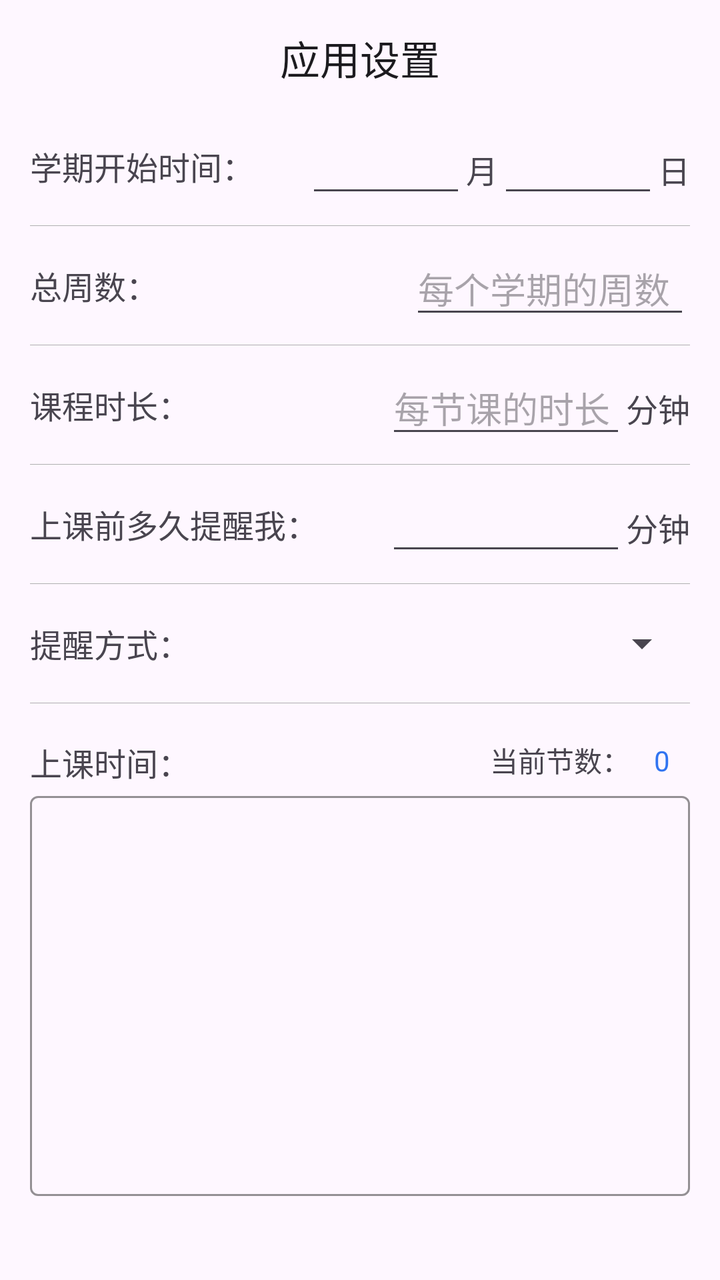
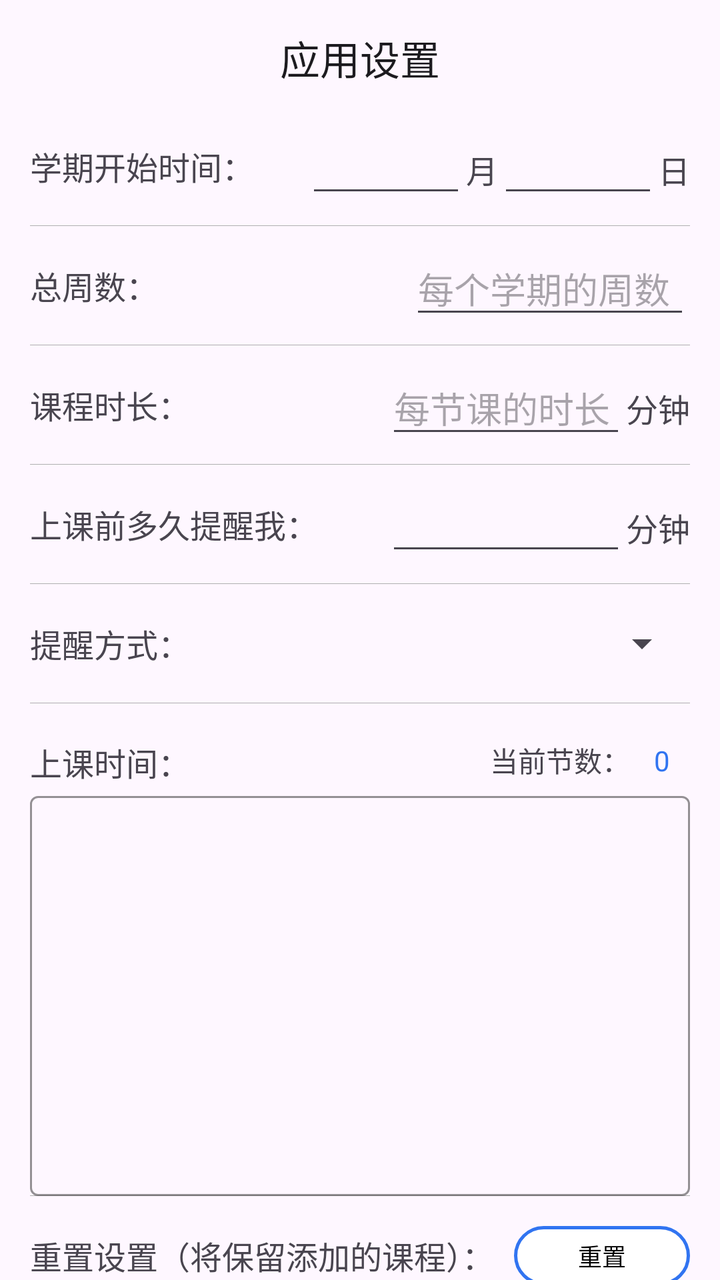

An Android layout rendered at two revisions. The XML below is the earlier revision; the diff shows what the commit changed to produce the second picture.
<!-- AndroidManifest.xml: application theme Theme.ClassSchedule -->
<!-- res/layout/activity_app_settings.xml -->
<?xml version="1.0" encoding="utf-8"?>
<androidx.constraintlayout.widget.ConstraintLayout
        xmlns:android="http://schemas.android.com/apk/res/android"
        xmlns:tools="http://schemas.android.com/tools"
        xmlns:app="http://schemas.android.com/apk/res-auto"
        android:id="@+id/main"
        android:layout_width="match_parent"
        android:layout_height="match_parent"
        android:fitsSystemWindows="true"
        tools:context=".AppSettingsActivity">
    <androidx.constraintlayout.widget.ConstraintLayout
            android:id="@+id/cl_top_bar"
            android:layout_width="match_parent"
            android:layout_height="wrap_content"
            android:layout_marginTop="5dp"
            app:layout_constraintTop_toTopOf="parent">
        <TextView
                android:id="@+id/tv_app_settings"
                android:layout_width="wrap_content"
                android:layout_height="wrap_content"
                android:text="@string/app_settings"
                android:textSize="20sp"
                android:textColor="@color/title_text"
                app:layout_constraintBottom_toBottomOf="parent"
                app:layout_constraintEnd_toEndOf="parent"
                app:layout_constraintStart_toStartOf="parent"
                app:layout_constraintTop_toTopOf="parent"/>
        
        <ImageButton
                android:id="@+id/btn_more"
                android:layout_width="48dp"
                android:layout_height="48dp"
                android:layout_marginEnd="10dp"
                android:background="?attr/selectableItemBackgroundBorderless"
                android:src="@drawable/ic_more_horiz"
                app:layout_constraintBottom_toBottomOf="@id/tv_app_settings"
                app:layout_constraintEnd_toEndOf="parent"
                app:layout_constraintTop_toTopOf="@id/tv_app_settings"
                android:visibility="invisible"
                android:clickable="false"
                app:tint="@color/gray"/>
    </androidx.constraintlayout.widget.ConstraintLayout>
    <ScrollView android:layout_width="match_parent" android:layout_height="0dp"
                android:layout_weight="1"
                android:id="@+id/scroll_view"
                app:layout_constraintTop_toBottomOf="@+id/cl_top_bar">
        <LinearLayout android:layout_width="match_parent" android:layout_height="wrap_content"
                      android:orientation="vertical"
                      android:layout_marginHorizontal="15dp"
                      android:id="@+id/ll_app_settings_container"
                      android:divider="@color/light_gray"
                      android:showDividers="middle">
            <androidx.constraintlayout.widget.ConstraintLayout
                    android:layout_width="match_parent" android:layout_height="60dp"
                    android:orientation="horizontal">
                <TextView android:layout_width="wrap_content" android:layout_height="wrap_content"
                          android:text="@string/term_commencement_time"
                          android:textSize="16sp"
                          app:layout_constraintStart_toStartOf="parent"
                          app:layout_constraintTop_toTopOf="parent"
                          app:layout_constraintBottom_toBottomOf="parent"/>
                <LinearLayout android:layout_width="0dp" android:layout_height="wrap_content"
                              android:orientation="horizontal"
                              android:layout_weight="1"
                              app:layout_constraintTop_toTopOf="parent"
                              app:layout_constraintBottom_toBottomOf="parent"
                              app:layout_constraintEnd_toEndOf="parent">
                    <EditText android:layout_width="80dp" android:layout_height="wrap_content"
                              android:id="@+id/et_term_commencement_time_month"
                              android:hint=""
                              android:inputType="number"
                              android:digits="0123456789"/>
                    <TextView android:layout_width="wrap_content" android:layout_height="wrap_content"
                              android:text="@string/month"
                              android:textSize="16sp"/>
                    <EditText android:layout_width="80dp" android:layout_height="wrap_content"
                              android:id="@+id/et_term_commencement_time_day"
                              android:hint=""
                              android:inputType="number"
                              android:digits="0123456789"/>
                    <TextView android:layout_width="wrap_content" android:layout_height="wrap_content"
                              android:text="@string/day"
                              android:textSize="16sp"/>
                </LinearLayout>
            </androidx.constraintlayout.widget.ConstraintLayout>
            <androidx.constraintlayout.widget.ConstraintLayout
                    android:layout_width="match_parent"
                    android:layout_height="60dp"
                    android:orientation="horizontal">
                <TextView android:layout_width="wrap_content" android:layout_height="wrap_content"
                          android:text="@string/max_weeks"
                          android:textSize="16sp"
                          app:layout_constraintStart_toStartOf="parent"
                          app:layout_constraintTop_toTopOf="parent"
                          app:layout_constraintBottom_toBottomOf="parent"/>
                <EditText android:layout_width="140dp" android:layout_height="wrap_content"
                          android:id="@+id/et_set_max_weeks"
                          android:hint="@string/set_max_weeks_hint"
                          android:inputType="number"
                          android:digits="0123456789"
                          app:layout_constraintTop_toTopOf="parent"
                          app:layout_constraintBottom_toBottomOf="parent"
                          app:layout_constraintEnd_toEndOf="parent"/>
            </androidx.constraintlayout.widget.ConstraintLayout>
            <androidx.constraintlayout.widget.ConstraintLayout
                    android:layout_width="match_parent"
                    android:layout_height="60dp"
                    android:orientation="horizontal">
                <TextView android:layout_width="wrap_content" android:layout_height="wrap_content"
                          android:text="@string/duration_per_lesson"
                          android:textSize="16sp"
                          app:layout_constraintStart_toStartOf="parent"
                          app:layout_constraintTop_toTopOf="parent"
                          app:layout_constraintBottom_toBottomOf="parent"/>
                <LinearLayout android:layout_width="wrap_content" android:layout_height="wrap_content"
                              android:orientation="horizontal"
                              app:layout_constraintTop_toTopOf="parent"
                              app:layout_constraintBottom_toBottomOf="parent"
                              app:layout_constraintEnd_toEndOf="parent">
                    <EditText android:layout_width="120dp" android:layout_height="wrap_content"
                              android:id="@+id/et_set_duration_per_lesson"
                              android:hint="@string/set_duration_per_lesson_hint"
                              android:inputType="number"
                              android:digits="0123456789"
                              app:layout_constraintTop_toTopOf="parent"
                              app:layout_constraintBottom_toBottomOf="parent"
                              app:layout_constraintEnd_toEndOf="parent"/>
                    <TextView android:layout_width="wrap_content" android:layout_height="wrap_content"
                              android:text="@string/minute"
                              android:textSize="16sp"/>
                </LinearLayout>
            </androidx.constraintlayout.widget.ConstraintLayout>
            <androidx.constraintlayout.widget.ConstraintLayout
                    android:layout_width="match_parent"
                    android:layout_height="60dp"
                    android:orientation="horizontal">
                <TextView android:layout_width="wrap_content" android:layout_height="wrap_content"
                          android:text="@string/reminder_time"
                          android:textSize="16sp"
                          app:layout_constraintStart_toStartOf="parent"
                          app:layout_constraintTop_toTopOf="parent"
                          app:layout_constraintBottom_toBottomOf="parent"/>
                <LinearLayout android:layout_width="wrap_content" android:layout_height="wrap_content"
                              android:orientation="horizontal"
                              app:layout_constraintTop_toTopOf="parent"
                              app:layout_constraintBottom_toBottomOf="parent"
                              app:layout_constraintEnd_toEndOf="parent">
                    <EditText android:layout_width="120dp" android:layout_height="wrap_content"
                              android:id="@+id/et_set_reminder_time"
                              android:hint=""
                              android:inputType="number"
                              android:digits="0123456789"
                              app:layout_constraintTop_toTopOf="parent"
                              app:layout_constraintBottom_toBottomOf="parent"
                              app:layout_constraintEnd_toEndOf="parent"/>
                    <TextView android:layout_width="wrap_content" android:layout_height="wrap_content"
                              android:text="@string/minute"
                              android:textSize="16sp"/>
                </LinearLayout>
            </androidx.constraintlayout.widget.ConstraintLayout>
            <androidx.constraintlayout.widget.ConstraintLayout
                    android:layout_width="match_parent"
                    android:layout_height="60dp"
                    android:orientation="horizontal">
                <TextView android:layout_width="wrap_content" android:layout_height="wrap_content"
                          android:text="@string/remind_way"
                          android:textSize="16sp"
                          app:layout_constraintStart_toStartOf="parent"
                          app:layout_constraintTop_toTopOf="parent"
                          app:layout_constraintBottom_toBottomOf="parent"/>
                <Spinner android:layout_width="wrap_content" android:layout_height="wrap_content"
                         android:id="@+id/spn_set_remind_way"
                         app:layout_constraintTop_toTopOf="parent"
                         app:layout_constraintBottom_toBottomOf="parent"
                         app:layout_constraintEnd_toEndOf="parent"/>
            </androidx.constraintlayout.widget.ConstraintLayout>
            <androidx.constraintlayout.widget.ConstraintLayout
                    android:layout_width="match_parent"
                    android:layout_height="wrap_content"
                    android:layout_gravity="start|top"
                    android:orientation="horizontal">
                <TextView android:layout_width="wrap_content" android:layout_height="wrap_content"
                          android:id="@+id/tv_course_time"
                          android:text="@string/course_time"
                          android:textSize="16sp"
                          android:layout_marginTop="18dp"
                          app:layout_constraintStart_toStartOf="parent"
                          app:layout_constraintTop_toTopOf="parent"/>
                <androidx.constraintlayout.widget.ConstraintLayout
                        android:layout_width="wrap_content" android:layout_height="wrap_content"
                        android:id="@+id/ll_current_lessons"
                        android:orientation="horizontal"
                        android:layout_gravity="start"
                        android:layout_marginTop="16sp"
                        app:layout_constraintTop_toTopOf="parent"
                        app:layout_constraintEnd_toEndOf="parent"
                        app:layout_constraintBottom_toTopOf="@+id/til_start_times">
                    <TextView android:layout_width="wrap_content" android:layout_height="wrap_content"
                              android:text="@string/current_lessons"
                              android:layout_marginEnd="30dp"
                              app:layout_constraintEnd_toEndOf="parent"
                              app:layout_constraintTop_toTopOf="parent"
                              app:layout_constraintBottom_toBottomOf="parent"/>
                    <TextView android:layout_width="wrap_content" android:layout_height="wrap_content"
                              android:id="@+id/tv_current_lessons"
                              android:text="@string/zero"
                              android:textColor="@color/main_theme"
                              android:layout_marginEnd="10sp"
                              app:layout_constraintEnd_toEndOf="parent"
                              app:layout_constraintTop_toTopOf="parent"
                              app:layout_constraintBottom_toBottomOf="parent"/>
                </androidx.constraintlayout.widget.ConstraintLayout>
                <com.google.android.material.textfield.TextInputLayout
                        android:id="@+id/til_start_times"
                        style="@style/Widget.Material3.TextInputLayout.OutlinedBox"
                        android:layout_width="match_parent"
                        android:layout_height="wrap_content"
                        android:hint=""
                        app:boxStrokeColor="@color/main_theme"
                        app:hintTextColor="@color/light_gray"
                        app:layout_constraintTop_toBottomOf="@+id/tv_course_time">
                    <com.google.android.material.textfield.TextInputEditText
                            android:id="@+id/et_start_times"
                            android:layout_width="match_parent"
                            android:layout_height="200dp"
                            android:gravity="top"
                            android:inputType="textMultiLine"
                            android:scrollbars="vertical"/>
                </com.google.android.material.textfield.TextInputLayout>
            </androidx.constraintlayout.widget.ConstraintLayout>
        </LinearLayout>
    </ScrollView>
</androidx.constraintlayout.widget.ConstraintLayout>
<!-- resources referenced by this layout -->
<resources>
  <color name="gray">#808080</color>
  <color name="light_gray">#B0B0B0</color>
  <color name="main_theme">#3174F1</color>
  <color name="title_text">#1C1B1F</color>
  <!-- drawable ic_more_horiz (drawable) -->
  <?xml version="1.0" encoding="utf-8"?>
  <vector xmlns:android="http://schemas.android.com/apk/res/android"
          android:width="24dp"
          android:height="24dp"
          android:viewportWidth="24"
          android:viewportHeight="24">
      
      <path
              android:fillColor="#FF000000"
              android:pathData="M6,10c-1.1,0 -2,0.9 -2,2s0.9,2 2,2s2,-0.9 2,-2S7.1,10 6,10zM18,10c-1.1,0 -2,0.9 -2,2s0.9,2 2,2s2,-0.9 2,-2S19.1,10 18,10zM12,10c-1.1,0 -2,0.9 -2,2s0.9,2 2,2s2,-0.9 2,-2S13.1,10 12,10z"/>
  </vector>
  <string name="app_settings">应用设置</string>
  <string name="course_time">上课时间：</string>
  <string name="current_lessons">当前节数：</string>
  <string name="day">日</string>
  <string name="duration_per_lesson">课程时长：</string>
  <string name="max_weeks">总周数：</string>
  <string name="minute">分钟</string>
  <string name="month">月</string>
  <string name="remind_way">提醒方式：</string>
  <string name="reminder_time">上课前多久提醒我：</string>
  <string name="set_duration_per_lesson_hint">每节课的时长</string>
  <string name="set_max_weeks_hint">每个学期的周数</string>
  <string name="term_commencement_time">学期开始时间：</string>
  <string name="zero">0</string>
  <style name="Theme.ClassSchedule" parent="Theme.Material3.DayNight.NoActionBar">
          
          <item name="colorPrimary">@color/purple_500</item>
          <item name="colorPrimaryVariant">@color/purple_700</item>
          <item name="colorOnPrimary">@color/white</item>
          
          <item name="colorSecondary">@color/teal_200</item>
          <item name="colorSecondaryVariant">@color/teal_700</item>
          <item name="colorOnSecondary">@color/black</item>
          
          <item name="android:statusBarColor">?attr/colorPrimaryVariant</item>
          
      </style>
  <color name="purple_500">#FF6200EE</color>
  <color name="purple_700">#FF3700B3</color>
  <color name="white">#FFFFFFFF</color>
  <color name="teal_200">#FF03DAC5</color>
  <color name="teal_700">#FF018786</color>
  <color name="black">#FF000000</color>
</resources>

<!-- the commit's change to res/layout/activity_app_settings.xml (unified diff, before → after) -->
@@ -228,6 +228,40 @@
                             android:scrollbars="vertical"/>
                 </com.google.android.material.textfield.TextInputLayout>
             </androidx.constraintlayout.widget.ConstraintLayout>
+            <androidx.constraintlayout.widget.ConstraintLayout
+                    android:layout_width="match_parent"
+                    android:layout_height="60dp"
+                    android:orientation="horizontal">
+                <TextView android:layout_width="wrap_content" android:layout_height="wrap_content"
+                          android:text="@string/reset_app"
+                          android:textSize="16sp"
+                          app:layout_constraintStart_toStartOf="parent"
+                          app:layout_constraintTop_toTopOf="parent"
+                          app:layout_constraintBottom_toBottomOf="parent"/>
+                <com.google.android.material.button.MaterialButton
+                        android:id="@+id/btn_reset_app"
+                        style="@style/Widget.Material3.Button.OutlinedButton"
+                        android:layout_width="wrap_content"
+                        android:layout_height="wrap_content"
+                        android:layout_gravity="center"
+                        android:text="@string/confirm_reset"
+                        android:textSize="12sp"
+                        android:textColor="@color/black"
+                        android:layout_marginBottom="5dp"
+                        android:paddingHorizontal="10dp"
+                        android:minHeight="30dp"
+                        android:insetTop="5dp"
+                        android:insetBottom="0dp"
+                        app:cornerRadius="20dp"
+                        app:strokeColor="@color/main_theme"
+                        app:strokeWidth="1.5dp"
+                        app:backgroundTint="@color/white"
+                        app:iconTint="@color/main_theme"
+                        app:rippleColor="#20000000"
+                        app:layout_constraintEnd_toEndOf="parent"
+                        app:layout_constraintTop_toTopOf="parent"
+                        app:layout_constraintBottom_toBottomOf="parent"/>
+            </androidx.constraintlayout.widget.ConstraintLayout>
         </LinearLayout>
     </ScrollView>
 </androidx.constraintlayout.widget.ConstraintLayout>
<!-- resource entries referenced after the edit -->
@@ -1,9 +1,11 @@
 <!-- resources referenced by this layout -->
 <resources>
+  <color name="black">#FF000000</color>
   <color name="gray">#808080</color>
   <color name="light_gray">#B0B0B0</color>
   <color name="main_theme">#3174F1</color>
   <color name="title_text">#1C1B1F</color>
+  <color name="white">#FFFFFFFF</color>
   <!-- drawable ic_more_horiz (drawable) -->
   <?xml version="1.0" encoding="utf-8"?>
   <vector xmlns:android="http://schemas.android.com/apk/res/android"
@@ -17,6 +19,7 @@
               android:pathData="M6,10c-1.1,0 -2,0.9 -2,2s0.9,2 2,2s2,-0.9 2,-2S7.1,10 6,10zM18,10c-1.1,0 -2,0.9 -2,2s0.9,2 2,2s2,-0.9 2,-2S19.1,10 18,10zM12,10c-1.1,0 -2,0.9 -2,2s0.9,2 2,2s2,-0.9 2,-2S13.1,10 12,10z"/>
   </vector>
   <string name="app_settings">应用设置</string>
+  <string name="confirm_reset">重置</string>
   <string name="course_time">上课时间：</string>
   <string name="current_lessons">当前节数：</string>
   <string name="day">日</string>
@@ -26,6 +29,7 @@
   <string name="month">月</string>
   <string name="remind_way">提醒方式：</string>
   <string name="reminder_time">上课前多久提醒我：</string>
+  <string name="reset_app">重置设置（将保留添加的课程）：</string>
   <string name="set_duration_per_lesson_hint">每节课的时长</string>
   <string name="set_max_weeks_hint">每个学期的周数</string>
   <string name="term_commencement_time">学期开始时间：</string>
@@ -45,9 +49,7 @@
       </style>
   <color name="purple_500">#FF6200EE</color>
   <color name="purple_700">#FF3700B3</color>
-  <color name="white">#FFFFFFFF</color>
   <color name="teal_200">#FF03DAC5</color>
   <color name="teal_700">#FF018786</color>
-  <color name="black">#FF000000</color>
 </resources>
 
